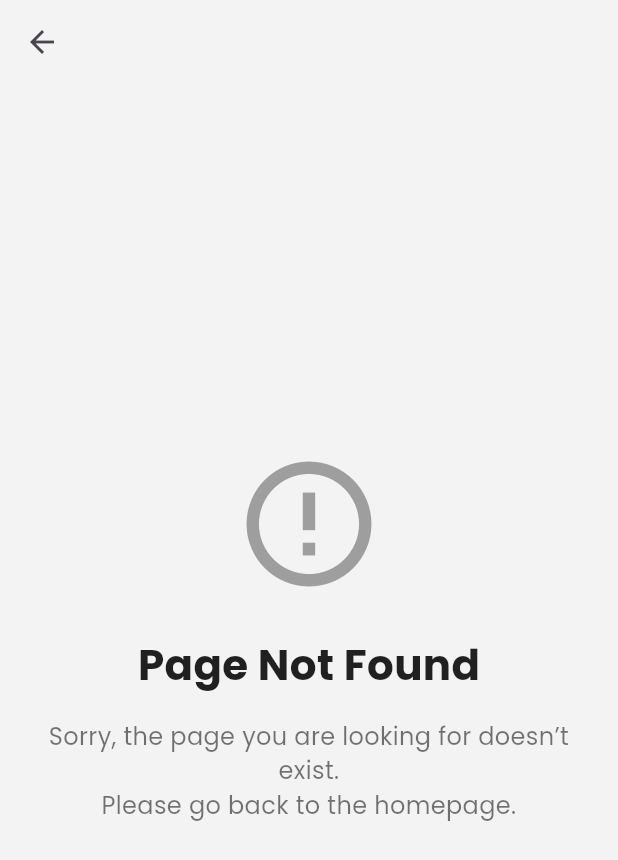
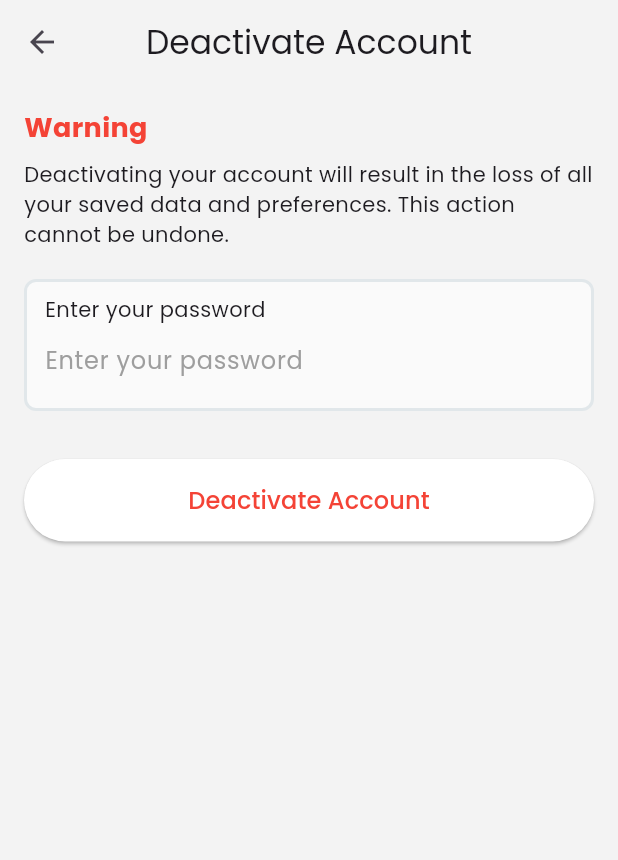
Before and after one commit to olumuyiwaa/afrohub_ticket, a Flutter app: the ActiveSession screen opened directly, item 5 of the bottom bar chosen, scrolled down 423 dp, after a tap on "Deactivate Account", on a phone screen of 412 x 824 dp. Shown: the top 860 px of the screen. Run offline on Flutter 3.47's test engine with Material 3 defaults, Android fonts, the light colour scheme and no system bars; our stand-ins replace cached_network_image, file_picker, flutter_map, flutter_screenutil, flutter_svg, geocoding and 9 more; accounts and stored records are empty; network calls fail.

Commit message:
handled user session, handled acoount deactivation UI,handled help page UI

```diff
--- a/lib/main.dart
+++ b/lib/main.dart
@@ -1,27 +1,38 @@
 // import 'package:firebase_core/firebase_core.dart';
 import 'package:flutter/material.dart';
+import 'package:shared_preferences/shared_preferences.dart';
 
 // import 'package:flutter_stripe/flutter_stripe.dart';
 
+import 'screens/active_session.dart';
 import 'screens/auth/onboarding/splash_screens.dart';
+
+Future<bool> isUserLoggedIn() async {
+  SharedPreferences prefs = await SharedPreferences.getInstance();
+  return prefs.containsKey('token');
+}
 
 void main() async {
   WidgetsFlutterBinding.ensureInitialized();
+  bool isLoggedIn = await isUserLoggedIn();
 
   // // Initialize Stripe SDK
 
   // Stripe.publishableKey =
   //     "your_stripe_publishable_key"; // Replace with your Stripe key
 
-  // WidgetsFlutterBinding.ensureInitialized();
   // await Firebase.initializeApp(
   //   options: DefaultFirebaseOptions.currentPlatform,
   // );
-  runApp(const AfroHub());
+  runApp(AfroHub(
+    isLoggedIn: isLoggedIn,
+  ));
 }
 
 class AfroHub extends StatelessWidget {
-  const AfroHub({super.key});
+  final bool isLoggedIn;
+
+  const AfroHub({super.key, required this.isLoggedIn});
 
   @override
   Widget build(BuildContext context) {
@@ -36,7 +47,7 @@ class AfroHub extends StatelessWidget {
         applyElevationOverlayColor: false,
         fontFamily: 'Poppins', //global font family
       ),
-      home: const SplashScreens(),
+      home: isLoggedIn ? const ActiveSession() : const SplashScreens(),
     );
   }
 }
--- a/lib/provider/auth.dart
+++ b/lib/provider/auth.dart
@@ -30,6 +30,7 @@ Future<void> signInAuth(
     if (response.statusCode == 200) {
       // Decode the response to retrieve the token and user ID
       final Map<String, dynamic> responseData = json.decode(response.body);
+      final String id = responseData['id'];
       final String name = responseData['full_name'];
       final String email = responseData['email'];
       final String phone = responseData['phone_number'];
@@ -37,6 +38,7 @@ Future<void> signInAuth(
 
       // Store the user details in SharedPreferences
       final prefs = await SharedPreferences.getInstance();
+      await prefs.setString('id', id);
       await prefs.setString('token', token);
       await prefs.setString('full_name', name);
       await prefs.setString('email', email);
@@ -172,10 +174,9 @@ Future<void> signOut({
   };
   try {
     final headers = await getHeaders();
-    final response = await http.post(
+    final response = await http.get(
       Uri.parse('$baseUrl/users/logout'),
       headers: headers,
-      body: json.encode(body),
     );
     if (response.statusCode == 200) {
       if (context.mounted) {
--- a/lib/screens/main_screens/home_page.dart
+++ b/lib/screens/main_screens/home_page.dart
@@ -1,4 +1,5 @@
 import 'package:flutter/material.dart';
+import 'package:shared_preferences/shared_preferences.dart';
 
 import '../../utilities/buttons/button_big.dart';
 import '../../utilities/buttons/filter_button.dart';
@@ -12,8 +13,29 @@ import 'event/event_page.dart';
 import 'event_management/create_event.dart';
 import 'view_all.dart';
 
-class HomePage extends StatelessWidget {
+class HomePage extends StatefulWidget {
   HomePage({super.key});
+
+  @override
+  State<HomePage> createState() => _HomePageState();
+}
+
+class _HomePageState extends State<HomePage> {
+  String? username;
+
+  @override
+  void initState() {
+    super.initState();
+    getUserInfo();
+  }
+
+  Future<void> getUserInfo() async {
+    SharedPreferences prefs = await SharedPreferences.getInstance();
+    String? fetchedName = prefs.getString('full_name');
+    setState(() {
+      username = fetchedName;
+    });
+  }
 
   final List<Map<String, dynamic>> events = [
     {
@@ -117,6 +139,7 @@ class HomePage extends StatelessWidget {
       "category": "Concert"
     },
   ];
+
   final List<String> categories = [
     "swimming",
     "game",
@@ -137,13 +160,13 @@ class HomePage extends StatelessWidget {
     return ListView(
       padding: const EdgeInsets.symmetric(vertical: 4, horizontal: 8),
       children: [
-        const Row(
+        Row(
           mainAxisAlignment: MainAxisAlignment.spaceBetween,
           children: [
             Column(
               crossAxisAlignment: CrossAxisAlignment.start,
               children: [
-                Row(
+                const Row(
                   children: [
                     Text(
                       'Welcome Back!',
@@ -159,12 +182,13 @@ class HomePage extends StatelessWidget {
                   ],
                 ),
                 Text(
-                  'Firstname',
-                  style: TextStyle(fontSize: 20, fontWeight: FontWeight.w500),
+                  username ?? 'Loading...',
+                  style: const TextStyle(
+                      fontSize: 20, fontWeight: FontWeight.w500),
                 ),
               ],
             ),
-            NotificationButton()
+            const NotificationButton()
           ],
         ),
         const SizedBox(
--- a/lib/screens/main_screens/profile/account_deactivation_page.dart
+++ b/lib/screens/main_screens/profile/account_deactivation_page.dart
@@ -0,0 +1,130 @@
+import 'package:afrohub/utilities/input/input_field.dart';
+import 'package:flutter/material.dart';
+
+import '../../auth/sign_in.dart';
+
+class AccountDeactivationPage extends StatefulWidget {
+  const AccountDeactivationPage({Key? key}) : super(key: key);
+
+  @override
+  _AccountDeactivationPageState createState() =>
+      _AccountDeactivationPageState();
+}
+
+class _AccountDeactivationPageState extends State<AccountDeactivationPage> {
+  final TextEditingController _passwordController = TextEditingController();
+  bool _isLoading = false;
+
+  void deactivateAccount() async {
+    final String password = _passwordController.text.trim();
+
+    if (password.isEmpty) {
+      ScaffoldMessenger.of(context).showSnackBar(const SnackBar(
+        content: Text(
+          "Password cannot be empty.",
+          textAlign: TextAlign.center,
+        ),
+        backgroundColor: Colors.red,
+      ));
+      return;
+    }
+
+    setState(() {
+      _isLoading = true;
+    });
+
+    try {
+      // Replace with your API call logic
+      await Future.delayed(const Duration(seconds: 2)); // Simulating API call
+
+      setState(() {
+        _isLoading = false;
+      });
+
+      // Show success message and navigate
+      ScaffoldMessenger.of(context).showSnackBar(const SnackBar(
+        content: Text(
+          "Account successfully deactivated.",
+          textAlign: TextAlign.center,
+        ),
+        backgroundColor: Colors.green,
+      ));
+
+      // Navigate to the sign-in page or home screen
+      Navigator.pushAndRemoveUntil(
+        context,
+        MaterialPageRoute(
+            builder: (context) =>
+                const SignIn()), // Replace with your SignInPage
+        (route) => false,
+      );
+    } catch (error) {
+      setState(() {
+        _isLoading = false;
+      });
+
+      ScaffoldMessenger.of(context).showSnackBar(SnackBar(
+        content: Text(
+          "Failed to deactivate account. Error: $error",
+          textAlign: TextAlign.center,
+        ),
+        backgroundColor: Colors.red,
+      ));
+    }
+  }
+
+  @override
+  Widget build(BuildContext context) {
+    return Scaffold(
+      appBar: AppBar(
+        title: const Text("Deactivate Account"),
+      ),
+      body: Padding(
+        padding: const EdgeInsets.all(16.0),
+        child: Column(
+          crossAxisAlignment: CrossAxisAlignment.start,
+          children: [
+            const Text(
+              "Warning",
+              style: TextStyle(
+                fontSize: 18,
+                fontWeight: FontWeight.bold,
+                color: Colors.red,
+              ),
+            ),
+            const SizedBox(height: 8),
+            const Text(
+              "Deactivating your account will result in the loss of all your saved data and preferences. "
+              "This action cannot be undone.",
+              style: TextStyle(fontSize: 14),
+            ),
+            const SizedBox(height: 20),
+            Inputfield(
+                inputHintText: "Enter your password",
+                inputTitle: "Enter your password",
+                textObscure: false,
+                textController: _passwordController,
+                isreadOnly: false),
+            const SizedBox(height: 20),
+            SizedBox(
+              width: double.infinity,
+              child: ElevatedButton(
+                onPressed: _isLoading ? null : deactivateAccount,
+                style: ElevatedButton.styleFrom(
+                  backgroundColor: Colors.white,
+                  padding: const EdgeInsets.symmetric(vertical: 16),
+                ),
+                child: _isLoading
+                    ? const CircularProgressIndicator(color: Colors.white)
+                    : const Text(
+                        "Deactivate Account",
+                        style: TextStyle(fontSize: 16, color: Colors.red),
+                      ),
+              ),
+            ),
+          ],
+        ),
+      ),
+    );
+  }
+}
--- a/lib/screens/main_screens/profile/profile_page.dart
+++ b/lib/screens/main_screens/profile/profile_page.dart
@@ -1,4 +1,5 @@
 import 'package:afrohub/provider/auth.dart';
+import 'package:afrohub/screens/main_screens/profile/account_deactivation_page.dart';
 import 'package:cached_network_image/cached_network_image.dart';
 import 'package:flutter/material.dart';
 import 'package:flutter_svg/flutter_svg.dart';
@@ -8,6 +9,7 @@ import '../../not_found_page.dart';
 import '../event_management/ticket_shop.dart';
 import 'change_password.dart';
 import 'edit_profile.dart';
+import 'help.dart';
 import 'privacy_page.dart';
 
 class ProfilePage extends StatelessWidget {
@@ -40,7 +42,7 @@ class ProfilePage extends StatelessWidget {
         actions: [
           InkWell(
             onTap: () {
-              _signOut;
+              _signOut();
             },
             borderRadius: BorderRadius.circular(8),
             child: Container(
@@ -286,12 +288,12 @@ class ProfilePage extends StatelessWidget {
               context: context,
               title: 'Help',
               icon: 'info.svg',
-              destinationPage: const NotFoundPage()),
+              destinationPage: const HelpPage()),
           buildSettingsTile(
               context: context,
               title: 'Deactivate Account',
               icon: 'profile2.svg',
-              destinationPage: const NotFoundPage()),
+              destinationPage: const AccountDeactivationPage()),
         ],
       ),
     );
--- a/pubspec.yaml
+++ b/pubspec.yaml
@@ -56,7 +56,7 @@ dependencies:
   photo_view: ^0.15.0
   google_sign_in: ^6.2.2
 #  flutter_stripe: ^11.3.0
-#  flutter_paypal: ^0.2.1
+  flutter_paypal: ^0.2.1
 #  firebase_auth: ^5.3.4
 #  firebase_core: ^3.8.1
 
```
Also changed, not shown: lib/provider/api_get.dart (+12 -0 lines), lib/screens/main_screens/profile/help.dart (+139 -0 lines), pubspec.lock, 4 other files.
